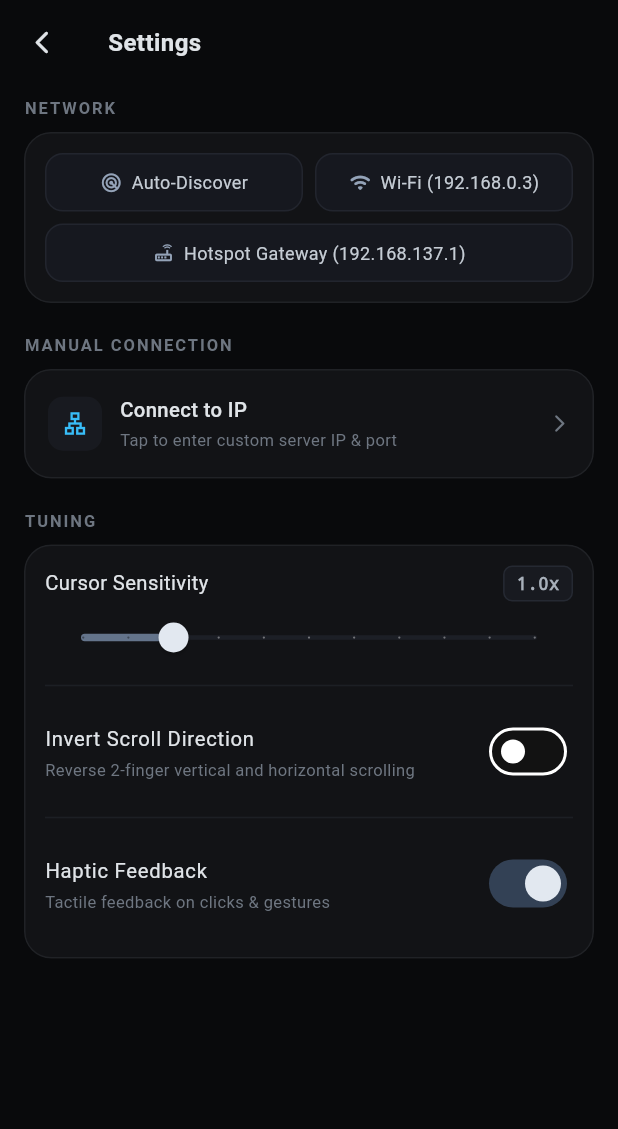
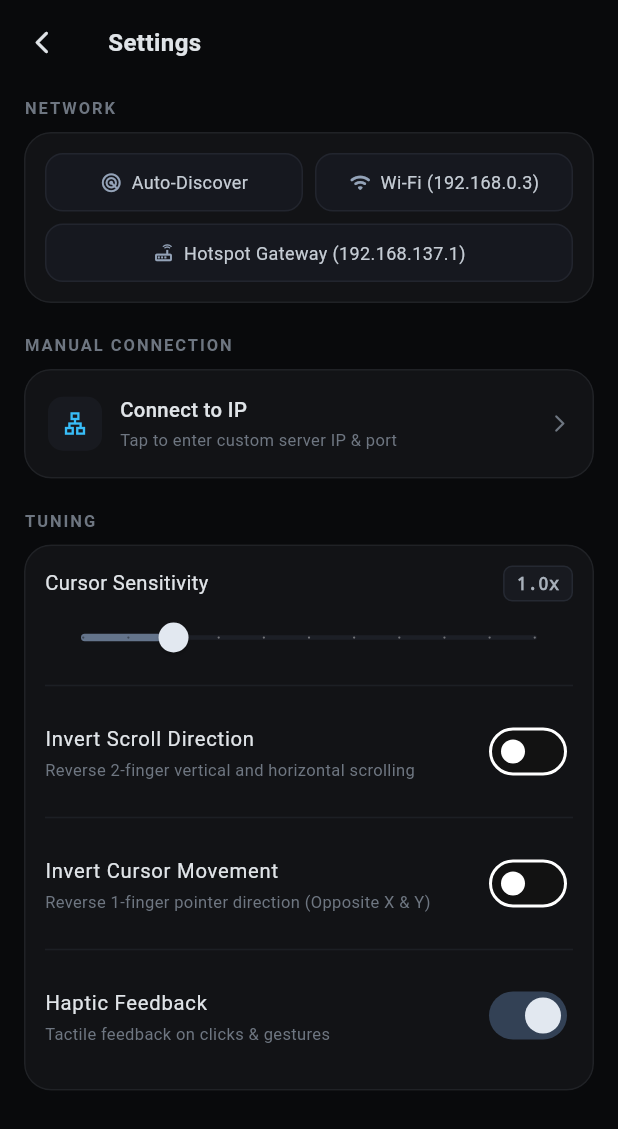
Before and after one commit to abhi963007/Aeropad, a Flutter app: the screen it shows after launch, after a tap on the "settings" icon, on a phone screen of 412 x 824 dp. Shown: the top 1129 px of the screen. Run offline on Flutter 3.47's test engine with Material 3 defaults, Android fonts, the phone set to English and light mode, and no system bars.

Commit message:
feat(settings): add Invert Cursor Movement option for 1-finger pointer inversion

```diff
--- a/lib/main.dart
+++ b/lib/main.dart
@@ -295,6 +295,7 @@ class _TrackpadPageState extends State<TrackpadPage> {
   String _address = '';
   double _sensitivity = 1;
   bool _invertScroll = false;
+  bool _invertCursor = false;
   bool _haptics = true;
   double _scrollAccumulatorY = 0.0;
   double _scrollAccumulatorX = 0.0;
@@ -426,7 +427,11 @@ class _TrackpadPageState extends State<TrackpadPage> {
         _network.buttonDown('left');
         if (_haptics) HapticFeedback.selectionClick();
       }
-      _network.move(_accelerate(delta.dx), _accelerate(delta.dy));
+      final factor = _invertCursor ? -1.0 : 1.0;
+      _network.move(
+        _accelerate(delta.dx * factor),
+        _accelerate(delta.dy * factor),
+      );
     }
   }
 
@@ -497,6 +502,7 @@ class _TrackpadPageState extends State<TrackpadPage> {
           network: _network,
           sensitivity: _sensitivity,
           invertScroll: _invertScroll,
+          invertCursor: _invertCursor,
           haptics: _haptics,
           connected: _state == NetworkState.connected,
           connectedAddress: _address,
@@ -504,6 +510,7 @@ class _TrackpadPageState extends State<TrackpadPage> {
             setState(() {
               _sensitivity = updated.sensitivity;
               _invertScroll = updated.invertScroll;
+              _invertCursor = updated.invertCursor;
               _haptics = updated.haptics;
             });
           },
@@ -515,6 +522,7 @@ class _TrackpadPageState extends State<TrackpadPage> {
       setState(() {
         _sensitivity = settings.sensitivity;
         _invertScroll = settings.invertScroll;
+        _invertCursor = settings.invertCursor;
         _haptics = settings.haptics;
       });
     }
@@ -631,10 +639,12 @@ class SettingsResult {
   const SettingsResult({
     required this.sensitivity,
     required this.invertScroll,
+    this.invertCursor = false,
     required this.haptics,
   });
   final double sensitivity;
   final bool invertScroll;
+  final bool invertCursor;
   final bool haptics;
 }
 
@@ -643,6 +653,7 @@ class SettingsPage extends StatefulWidget {
     required this.network,
     required this.sensitivity,
     required this.invertScroll,
+    this.invertCursor = false,
     required this.haptics,
     required this.connected,
     required this.connectedAddress,
@@ -652,6 +663,7 @@ class SettingsPage extends StatefulWidget {
   final NetworkMouseClient network;
   final double sensitivity;
   final bool invertScroll;
+  final bool invertCursor;
   final bool haptics;
   final bool connected;
   final String connectedAddress;
@@ -664,6 +676,7 @@ class SettingsPage extends StatefulWidget {
 class _SettingsPageState extends State<SettingsPage> {
   late double _sensitivity = widget.sensitivity;
   late bool _invertScroll = widget.invertScroll;
+  late bool _invertCursor = widget.invertCursor;
   late bool _haptics = widget.haptics;
   final _ipController = TextEditingController();
   final _portController = TextEditingController(text: '8989');
@@ -696,6 +709,7 @@ class _SettingsPageState extends State<SettingsPage> {
     final result = SettingsResult(
       sensitivity: _sensitivity,
       invertScroll: _invertScroll,
+      invertCursor: _invertCursor,
       haptics: _haptics,
     );
     widget.onSettingsChanged?.call(result);
@@ -707,6 +721,7 @@ class _SettingsPageState extends State<SettingsPage> {
       SettingsResult(
         sensitivity: _sensitivity,
         invertScroll: _invertScroll,
+        invertCursor: _invertCursor,
         haptics: _haptics,
       ),
     );
@@ -1283,6 +1298,32 @@ class _SettingsPageState extends State<SettingsPage> {
                 SwitchListTile.adaptive(
                   contentPadding: EdgeInsets.zero,
                   title: const Text(
+                    'Invert Cursor Movement',
+                    style: TextStyle(
+                      color: Color(0xffe0e4e8),
+                      fontSize: 13.5,
+                      fontWeight: FontWeight.w400,
+                    ),
+                  ),
+                  subtitle: const Text(
+                    'Reverse 1-finger pointer direction (Opposite X & Y)',
+                    style: TextStyle(
+                      color: Color(0xff6e7681),
+                      fontSize: 11,
+                    ),
+                  ),
+                  activeThumbColor: const Color(0xffe2e8f0),
+                  activeTrackColor: const Color(0xff334155),
+                  value: _invertCursor,
+                  onChanged: (value) {
+                    setState(() => _invertCursor = value);
+                    _notifyChange();
+                  },
+                ),
+                const Divider(color: Color(0xff1c1f24), height: 16),
+                SwitchListTile.adaptive(
+                  contentPadding: EdgeInsets.zero,
+                  title: const Text(
                     'Haptic Feedback',
                     style: TextStyle(
                       color: Color(0xffe0e4e8),
```
Also changed, not shown: 1 other file.
